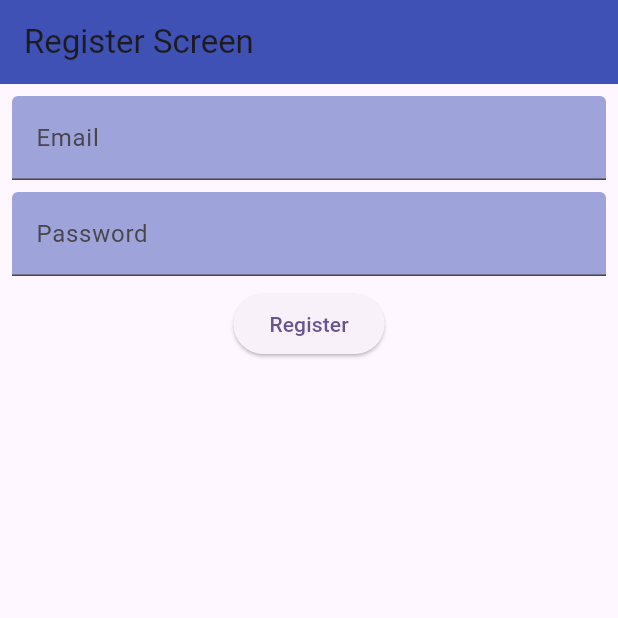
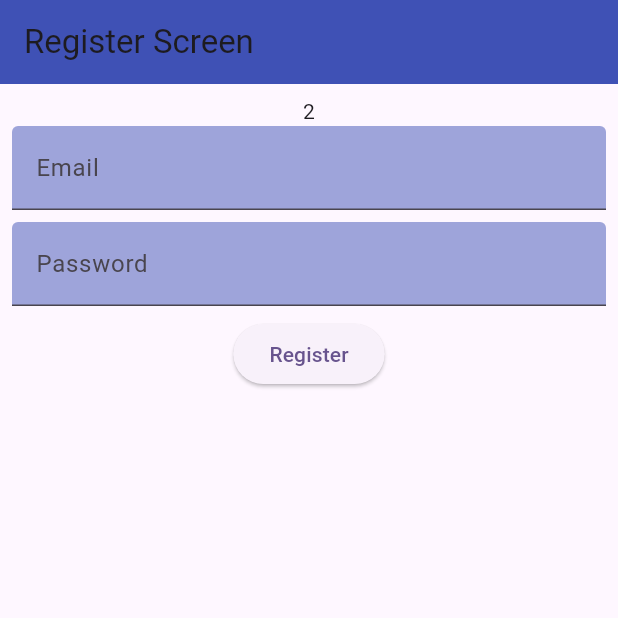
Before and after one commit to JerikoJei/flutter_Jeriko, a Flutter app: the screen it shows after launch, on a phone screen of 412 x 824 dp, the top half of it. Run offline on Flutter 3.47's test engine with Material 2 defaults, Android fonts, the phone set to English and light mode, and no system bars; our stand-ins replace dio, google_fonts.

Commit message:
add prio 1 no 2

```diff
--- a/20_Introduction-REST-API-JSON-Serialization/deserialization/praktikum/lib/provider/register_provider.dart
+++ b/20_Introduction-REST-API-JSON-Serialization/deserialization/praktikum/lib/provider/register_provider.dart
@@ -23,7 +23,6 @@ class RegisterProvider extends ChangeNotifier {
       if (e is DioException) {
         e.response!.statusMessage;
       }
-      print(e);
 
       myState = MyState.failed;
       notifyListeners();
--- a/20_Introduction-REST-API-JSON-Serialization/deserialization/praktikum/lib/views/screen/register_screen.dart
+++ b/20_Introduction-REST-API-JSON-Serialization/deserialization/praktikum/lib/views/screen/register_screen.dart
@@ -2,6 +2,7 @@ import 'package:flutter/material.dart';
 import 'package:praktikum/models/state.dart';
 import 'package:praktikum/provider/register_provider.dart';
 import 'package:provider/provider.dart';
+import 'dart:convert';
 
 class RegisterScreen extends StatefulWidget {
   const RegisterScreen({super.key});
@@ -38,6 +39,8 @@ class _RegisterScreenState extends State<RegisterScreen> {
 
   @override
   Widget build(BuildContext context) {
+    var dataJSON = '{"id": 2, "name": "John Thor", "phone": "0857676565688"}';
+    var dataMap = jsonDecode(dataJSON);
     final registeProvider =
         Provider.of<RegisterProvider>(context, listen: false);
     return Scaffold(
@@ -49,6 +52,7 @@ class _RegisterScreenState extends State<RegisterScreen> {
           padding: const EdgeInsets.all(8.0),
           child: Column(
             children: [
+              Text(dataMap["id"].toString()),
               TextFormField(
                 controller: emailCo,
                 decoration: InputDecoration(
```
